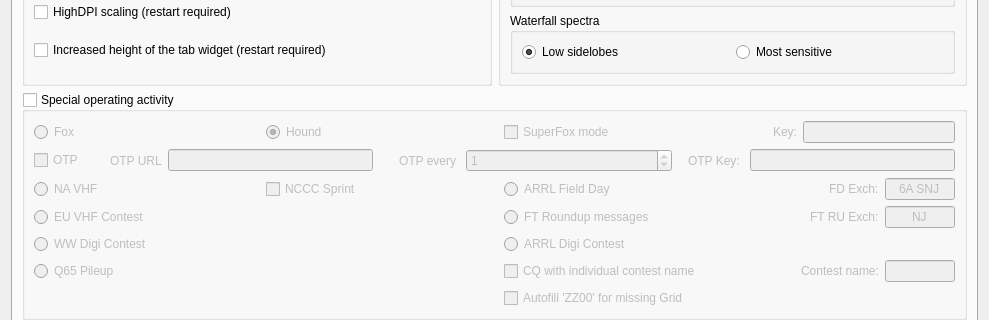
The window that Configuration.ui (uaro-radio/wsjtx) describes before a commit, drawn with Qt 5; both pictures show x 0 to 989 and y 216 to 536 of the 989 by 750 pixel window.
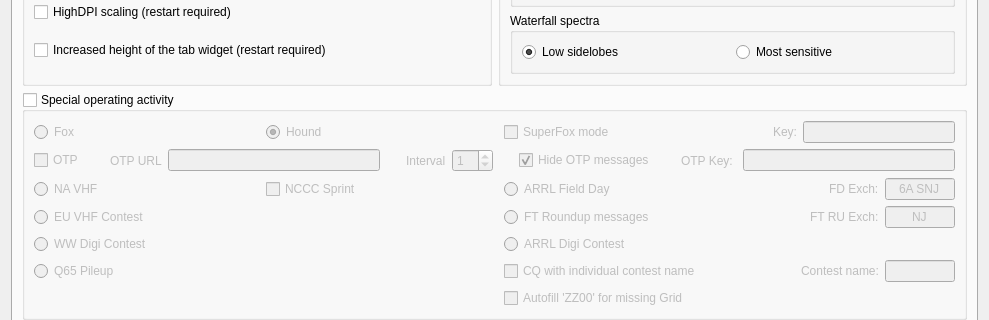
The same window after the commit. The open tabs and pages were chosen to show the change. Custom widgets are drawn as their Qt base class.

Patch:
```diff
--- a/Configuration.ui
+++ b/Configuration.ui
@@ -3661,7 +3661,7 @@
            </widget>
           </item>
           <item row="1" column="0" colspan="4">
-           <layout class="QHBoxLayout" name="OTP_Layout" stretch="0,0,0,1,0,0,1,0,0,1">
+           <layout class="QHBoxLayout" name="OTP_Layout" stretch="0,0,0,1,0,0,0,0,0,0,0,1">
             <item>
              <widget class="QCheckBox" name="cbOTP">
               <property name="toolTip">
@@ -3715,7 +3715,7 @@
             <item>
              <widget class="QLabel" name="lblOTPEvery">
               <property name="text">
-               <string>OTP every </string>
+               <string>Interval</string>
               </property>
              </widget>
             </item>
@@ -3739,7 +3739,33 @@
               </property>
               <property name="sizeHint" stdset="0">
                <size>
-                <width>10</width>
+                <width>20</width>
+                <height>20</height>
+               </size>
+              </property>
+             </spacer>
+            </item>
+            <item>
+             <widget class="QCheckBox" name="cbHideOTP">
+              <property name="toolTip">
+               <string>&lt;html&gt;&lt;head/&gt;&lt;body&gt;&lt;p&gt;Hide OTP messages in the Band Activity window.&lt;/p&gt;&lt;/body&gt;&lt;/html&gt;</string>
+              </property>
+              <property name="text">
+               <string>Hide OTP messages</string>
+              </property>
+              <property name="checked">
+               <bool>true</bool>
+              </property>
+             </widget>
+            </item>
+            <item>
+             <spacer name="horizontalSpacer_18">
+              <property name="orientation">
+               <enum>Qt::Orientation::Horizontal</enum>
+              </property>
+              <property name="sizeHint" stdset="0">
+               <size>
+                <width>20</width>
                 <height>20</height>
                </size>
               </property>
```
Left out of the diff: 12 changed lines with no effect on the pictures.
